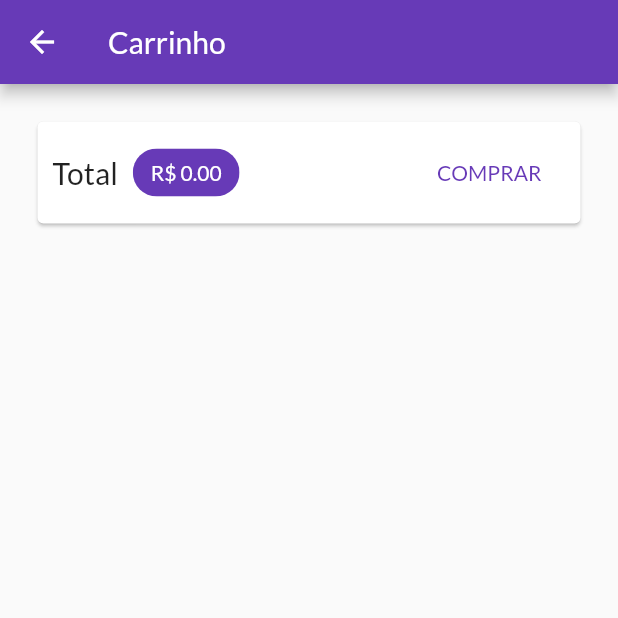
After one commit to yuredev/flutter-shop, a Flutter app: the CartScreen screen opened by its route, on a phone screen of 412 x 824 dp, the top half of it. The commit adds this screen. Run offline on Flutter 3.47's test engine with Material 2 defaults, Android fonts, the phone set to English and light mode, and no system bars; network calls fail.

Commit message:
cart_screen and cart_item_widget updated

```diff
--- a/lib/main.dart
+++ b/lib/main.dart
@@ -1,6 +1,7 @@
 import 'package:flutter/material.dart';
 import 'package:shop/providers/cart.dart';
 import 'package:shop/providers/products.dart';
+import 'package:shop/views/cart_screen.dart';
 import 'package:shop/views/product_details_screen.dart';
 import 'package:shop/views/products_overview_screen.dart';
 import 'package:provider/provider.dart';
@@ -30,6 +31,7 @@ class MyApp extends StatelessWidget {
         routes: {
           '/': (_) => ProductsOverviewScreen(),
           '/product-details': (_) => ProductDetailsScreen(),
+          '/cart': (_) => CartScreen(),
         },
       ),
     );
--- a/lib/providers/cart.dart
+++ b/lib/providers/cart.dart
@@ -8,9 +8,11 @@ class CartItem {
   final String title;
   final int quantity;
   final double price;
+  final String productId;
 
   CartItem({
     @required this.id,
+    @required this.productId,
     @required this.title,
     @required this.quantity,
     @required this.price,
@@ -28,10 +30,19 @@ class Cart with ChangeNotifier {
     return _items.length;
   }
 
+  double get totalAmount {
+    double total = 0;
+    _items.forEach((id, item) {
+      total += item.price * item.quantity;
+    });
+    return total;
+  }
+
   void addItem(Product product) {
     if (_items.containsKey(product.id)) {
       _items.update(product.id, (existingItem) {
         return CartItem(
+          productId: product.id,
           id: existingItem.id,
           title: existingItem.title,
           quantity: existingItem.quantity + 1,
@@ -43,6 +54,7 @@ class Cart with ChangeNotifier {
       _items.putIfAbsent(
         product.id,
         () => CartItem(
+          productId: product.id,
           id: Random().nextDouble().toString(),
           title: product.title,
           quantity: 1,
@@ -52,4 +64,9 @@ class Cart with ChangeNotifier {
     }
     notifyListeners();
   }
+
+  void removeItem(String productId) {
+    _items.remove(productId);
+    notifyListeners();
+  }
 }
--- /dev/null
+++ b/lib/views/cart_screen.dart
@@ -0,0 +1,68 @@
+import 'package:flutter/material.dart';
+import 'package:provider/provider.dart';
+import 'package:shop/providers/cart.dart';
+import 'package:shop/widgets/cart_item_widget.dart';
+
+class CartScreen extends StatelessWidget {
+  @override
+  Widget build(BuildContext context) {
+    Cart cartProvider = Provider.of<Cart>(context, listen: false);
+    List<CartItem> cartItemsList = cartProvider.items.values.toList();
+
+    return Scaffold(
+      appBar: AppBar(
+        title: Text('Carrinho'),
+      ),
+      body: Column(
+        children: [
+          Card(
+            margin: EdgeInsets.all(25),
+            child: Padding(
+              padding: EdgeInsets.all(10),
+              child: Row(
+                mainAxisAlignment: MainAxisAlignment.spaceBetween,
+                children: [
+                  Text(
+                    'Total',
+                    style: TextStyle(
+                      fontSize: 20,
+                    ),
+                  ),
+                  SizedBox(width: 10),
+                  Consumer<Cart>(
+                    builder: (ctx, cart, child) => Chip(
+                      label: Text(
+                        'R\$ ${cartProvider.totalAmount.toStringAsFixed(2)}',
+                        style: TextStyle(
+                          color: Theme.of(context)
+                              .primaryTextTheme
+                              .headline6
+                              .color,
+                        ),
+                      ),
+                      backgroundColor: Theme.of(context).primaryColor,
+                    ),
+                  ),
+                  // ocupa resto do espaço
+                  Spacer(),
+                  FlatButton(
+                    onPressed: () {},
+                    child: Text('COMPRAR'),
+                    textColor: Theme.of(context).primaryColor,
+                  )
+                ],
+              ),
+            ),
+          ),
+          SizedBox(height: 10),
+          Expanded(
+            child: ListView.builder(
+              itemCount: cartItemsList.length,
+              itemBuilder: (ctx, i) => CartItemWidget(cartItemsList[i]),
+            ),
+          )
+        ],
+      ),
+    );
+  }
+}
--- a/lib/views/products_overview_screen.dart
+++ b/lib/views/products_overview_screen.dart
@@ -54,7 +54,9 @@ class _ProductsOverviewScreenState extends State<ProductsOverviewScreen> {
           Consumer<Cart>(
             child: IconButton(
               icon: Icon(Icons.shopping_cart),
-              onPressed: () {},
+              onPressed: () {
+                Navigator.of(context).pushNamed('/cart');
+              },
             ),
             builder: (ctx, cart, child) => Badge(
               value: '${cart.itemCount}',
```
Also changed, not shown: lib/widgets/cart_item_widget.dart (added, +70 -0 lines).
